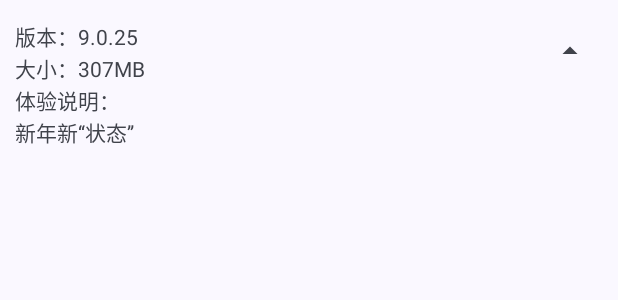
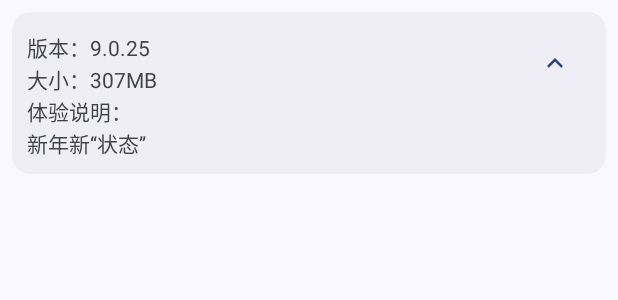
Before and after one commit to klxiaoniu/QQVersionList, an Android app: the layout item_version_detail.xml on its own in the app's theme, with its tools: preview values and no code run, on a phone screen of 412 x 824 dp. Shown: the top 300 px of the screen. Run offline under Robolectric (Android 15) with nearby library versions, the phone set to English and light mode, and no system bars.

Commit message:
为版本列表添加卡片背景 (#4)

```diff
--- a/app/src/main/java/com/xiaoniu/qqversionlist/ui/MyAdapter.kt
+++ b/app/src/main/java/com/xiaoniu/qqversionlist/ui/MyAdapter.kt
@@ -4,7 +4,7 @@ import android.annotation.SuppressLint
 import android.content.Context
 import android.view.View
 import android.view.ViewGroup
-import android.widget.ImageButton
+import android.widget.Button
 import android.widget.ImageView
 import android.widget.LinearLayout
 import android.widget.TextView
@@ -32,7 +32,7 @@ class MyAdapter : RecyclerView.Adapter<RecyclerView.ViewHolder>() {
 
     class ViewHolder(itemView: View) : RecyclerView.ViewHolder(itemView) {
         val tv = itemView.findViewById<TextView>(R.id.tv_content)
-        val ib_expand = itemView.findViewById<ImageButton>(R.id.ib_expand)
+        val ib_expand = itemView.findViewById<Button>(R.id.ib_expand)
     }
 
     class ViewHolderDetail(itemView: View) : RecyclerView.ViewHolder(itemView) {
@@ -41,7 +41,7 @@ class MyAdapter : RecyclerView.Adapter<RecyclerView.ViewHolder>() {
         val tv_size = itemView.findViewById<TextView>(R.id.tv_size)
         val tv_title = itemView.findViewById<TextView>(R.id.tv_title)
         val tv_desc = itemView.findViewById<TextView>(R.id.tv_desc)
-        val ib_collapse = itemView.findViewById<ImageButton>(R.id.ib_collapse)
+        val ib_collapse = itemView.findViewById<Button>(R.id.ib_collapse)
     }
 
     override fun getItemViewType(position: Int): Int {
--- a/app/src/main/res/drawable/ic_down.xml
+++ b/app/src/main/res/drawable/ic_down.xml
@@ -6,6 +6,6 @@
 
     <path
         android:fillColor="?attr/colorControlNormal"
-        android:pathData="M7,10l5,5 5,-5z" />
+        android:pathData="M11.9999 13.1714L16.9497 8.22168L18.3639 9.63589L11.9999 15.9999L5.63599 9.63589L7.0502 8.22168L11.9999 13.1714Z" />
 
 </vector>
--- a/app/src/main/res/drawable/ic_up.xml
+++ b/app/src/main/res/drawable/ic_up.xml
@@ -6,6 +6,6 @@
 
     <path
         android:fillColor="?attr/colorControlNormal"
-        android:pathData="M7,14l5,-5 5,5z" />
+        android:pathData="M11.9999 10.8284L7.0502 15.7782L5.63599 14.364L11.9999 8L18.3639 14.364L16.9497 15.7782L11.9999 10.8284Z" />
 
 </vector>
--- a/app/src/main/res/layout/item_version_detail.xml
+++ b/app/src/main/res/layout/item_version_detail.xml
@@ -1,34 +1,35 @@
 <?xml version="1.0" encoding="utf-8"?>
-<androidx.constraintlayout.widget.ConstraintLayout xmlns:android="http://schemas.android.com/apk/res/android"
+<com.google.android.material.card.MaterialCardView xmlns:android="http://schemas.android.com/apk/res/android"
     xmlns:app="http://schemas.android.com/apk/res-auto"
     xmlns:tools="http://schemas.android.com/tools"
+    style="?attr/materialCardViewElevatedStyle"
+    android:layout_width="match_parent"
+    android:layout_height="wrap_content"
+    android:layout_margin="8dp"
+    android:backgroundTint="?android:colorBackground">
+
+    <androidx.constraintlayout.widget.ConstraintLayout
         android:layout_width="match_parent"
         android:layout_height="wrap_content"
         android:orientation="vertical"
         android:padding="10dp">
 
-    <HorizontalScrollView
-        android:id="@+id/scroll"
+        <androidx.constraintlayout.widget.ConstraintLayout
+            android:id="@+id/item_old"
             android:layout_width="match_parent"
             android:layout_height="wrap_content"
+            android:orientation="vertical"
             app:layout_constraintStart_toStartOf="parent"
-        app:layout_constraintTop_toTopOf="parent">
-
-        <LinearLayout
-            android:id="@+id/linear_images"
-            android:layout_width="wrap_content"
-            android:layout_height="wrap_content"
-            android:orientation="horizontal" />
-
-    </HorizontalScrollView>
+            app:layout_constraintEnd_toStartOf="@id/ib_collapse"
+            app:layout_constraintTop_toTopOf="@id/ib_collapse"
+            app:layout_constraintBottom_toBottomOf="@id/ib_collapse">
 
             <TextView
                 android:id="@+id/tv_version"
                 android:layout_width="match_parent"
                 android:layout_height="wrap_content"
-        android:layout_marginTop="3dp"
                 app:layout_constraintStart_toStartOf="parent"
-        app:layout_constraintTop_toBottomOf="@id/scroll"
+                app:layout_constraintTop_toTopOf="parent"
                 tools:text="版本：9.0.25" />
 
             <TextView
@@ -39,12 +40,14 @@
                 app:layout_constraintTop_toBottomOf="@id/tv_version"
                 tools:text="大小：307MB" />
 
+        </androidx.constraintlayout.widget.ConstraintLayout>
+
         <TextView
             android:id="@+id/tv_title"
             android:layout_width="wrap_content"
             android:layout_height="match_parent"
             app:layout_constraintStart_toStartOf="parent"
-        app:layout_constraintTop_toBottomOf="@id/tv_size"
+            app:layout_constraintTop_toBottomOf="@id/item_old"
             tools:text="体验说明：" />
 
         <TextView
@@ -55,12 +58,31 @@
             app:layout_constraintTop_toBottomOf="@id/tv_title"
             tools:text="新年新“状态”" />
 
-    <ImageButton
-        android:id="@+id/ib_collapse"
-        style="?attr/materialIconButtonFilledTonalStyle"
+        <HorizontalScrollView
+            android:id="@+id/scroll"
+            android:layout_width="match_parent"
+            android:layout_height="wrap_content"
+            android:scrollbars="none"
+            app:layout_constraintStart_toStartOf="parent"
+            app:layout_constraintTop_toBottomOf="@id/tv_desc">
+
+            <LinearLayout
+                android:id="@+id/linear_images"
                 android:layout_width="wrap_content"
                 android:layout_height="wrap_content"
-        android:src="@drawable/ic_up"
+                android:orientation="horizontal" />
+
+        </HorizontalScrollView>
+
+        <Button
+            android:id="@+id/ib_collapse"
+            style="?attr/materialIconButtonStyle"
+            android:layout_width="wrap_content"
+            android:layout_height="wrap_content"
+            app:icon="@drawable/ic_up"
             app:layout_constraintEnd_toEndOf="parent"
-        app:layout_constraintTop_toBottomOf="@id/scroll" />
+            app:layout_constraintTop_toTopOf="parent"/>
+
+
     </androidx.constraintlayout.widget.ConstraintLayout>
+</com.google.android.material.card.MaterialCardView>
```
Also changed, not shown: app/src/main/java/com/xiaoniu/qqversionlist/ui/MainActivity.kt (+43 -20 lines), app/src/main/res/layout/item_version.xml (+23 -7 lines), 1 other file. Lines whose indentation alone changed are shown as unchanged.
